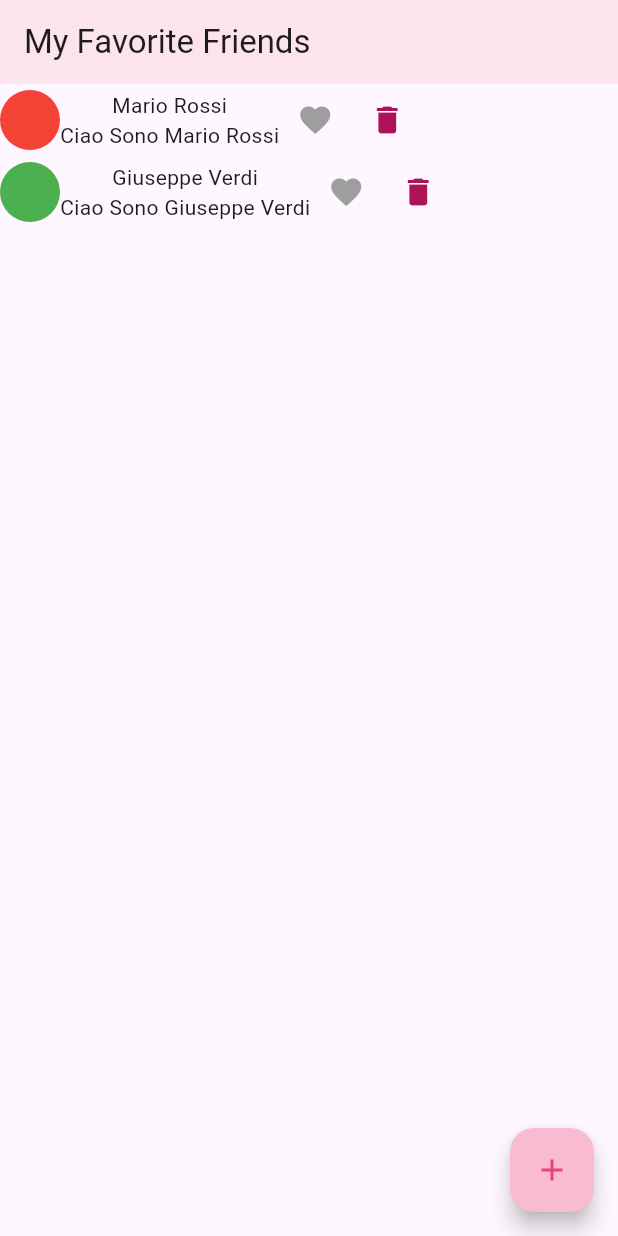
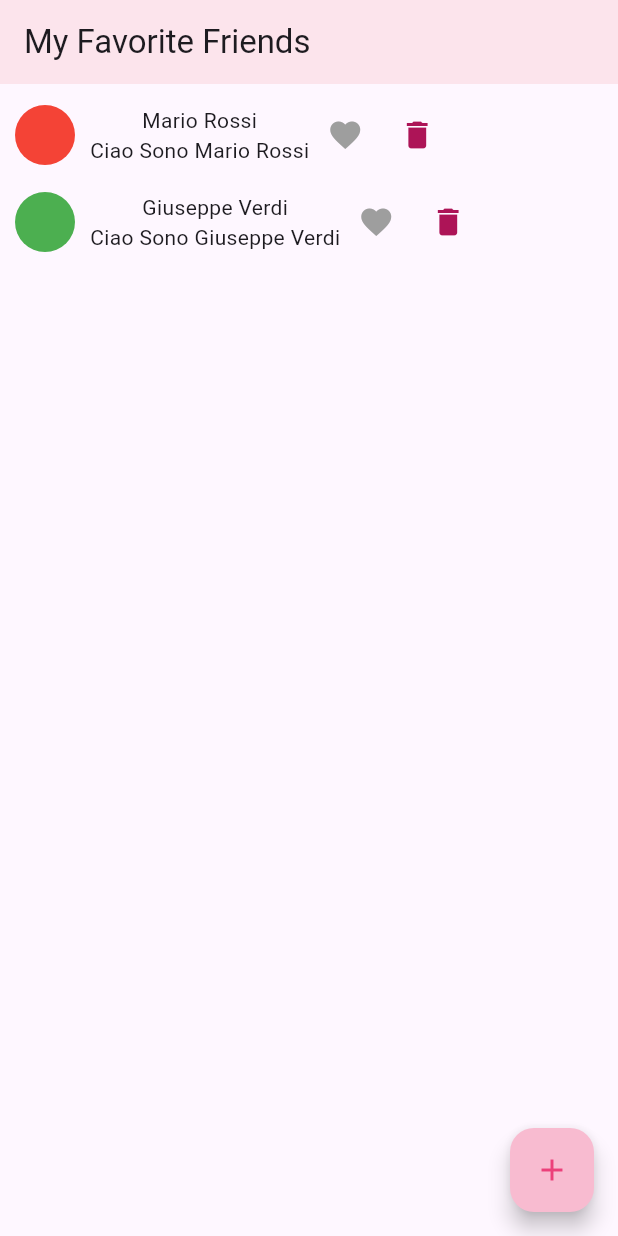
Before and after one commit to didebbo/first_flutter_app, a Flutter app: the screen it shows after launch, on a phone screen of 412 x 824 dp. Run offline on Flutter 3.47's test engine with Material 3 defaults, Android fonts, the phone set to English and light mode, and no system bars; our stand-ins replace logger.

Commit message:
[WIP] new Layout

```diff
--- a/lib/Pages/HomePage/view.dart
+++ b/lib/Pages/HomePage/view.dart
@@ -38,7 +38,7 @@ class _HomePage extends State<HomePageView> {
         itemBuilder: (context, index, animation) {
           var e = widget.viewModel.items[index];
           return AnimationProvider()
-              .fadeInAndSlideInTransition(animation, tile(e));
+              .fadeInAndSlideInTransition(animation, rowTile(e));
         });
   }
 
@@ -48,23 +48,26 @@ class _HomePage extends State<HomePageView> {
     );
   }
 
-  List<Row> listTileChildren() =>
-      widget.viewModel.items.map((e) => tile(e)).toList();
+  List<Widget> listTileChildren() =>
+      widget.viewModel.items.map((e) => rowTile(e)).toList();
 
-  Row tile(Item element) {
-    return Row(
+  Widget rowTile(Item element) {
+    return Padding(
+        padding: const EdgeInsets.only(top: 10, left: 10),
+        child: Row(
           children: [
             CircleAvatar(
               backgroundColor: element.avatarColor,
               radius: 20,
             ),
-        Column(children: [
-          Text(element.name),
-          Text(element.subTitle()),
-        ]),
+            Padding(
+              padding: const EdgeInsets.only(left: 10),
+              child: Column(
+                  children: [Text(element.name), Text(element.subTitle())]),
+            ),
             iconsRow(element)
           ],
-    );
+        ));
   }
 
   ListTile listTile(Item element) {
@@ -95,7 +98,7 @@ class _HomePage extends State<HomePageView> {
 
   IconButton deleteIcon(Item forItem) {
     onPressed() => setState(
-        () => widget.viewModel.onPressDeleteIcon(forItem, tile(forItem)));
+        () => widget.viewModel.onPressDeleteIcon(forItem, rowTile(forItem)));
 
     return IconButton(
         onPressed: onPressed,
```
Lines whose indentation alone changed are shown as unchanged.
